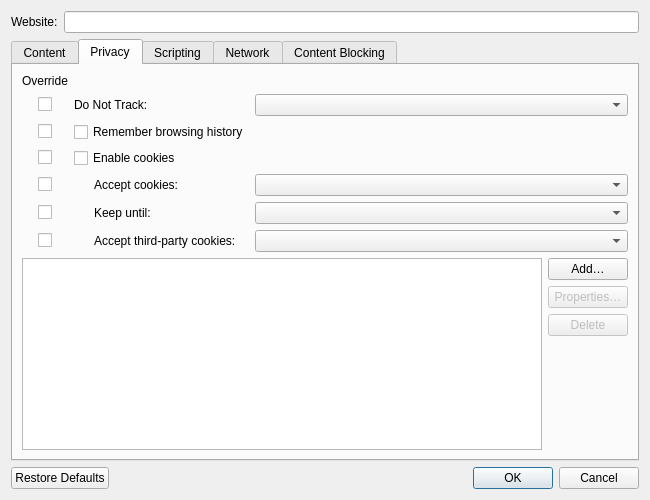
OtterBrowser/otter-browser, file src/ui/WebsitePreferencesDialog.ui: the form before one commit.
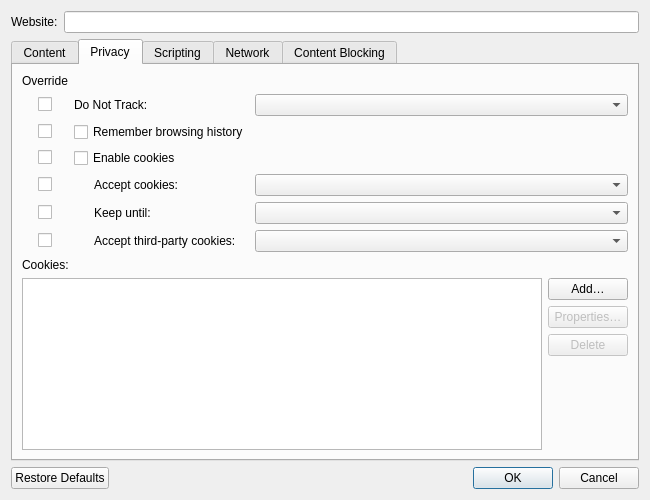
The form after the commit. The open tabs and pages were chosen to show the change. Custom widgets are drawn as their Qt base class.

Commit message: Add label for cookies list

Diff of the .ui file:
```diff
--- a/src/ui/WebsitePreferencesDialog.ui
+++ b/src/ui/WebsitePreferencesDialog.ui
@@ -315,6 +315,16 @@
         </widget>
        </item>
        <item row="9" column="0" colspan="3">
+        <widget class="QLabel" name="cookiesLabel">
+         <property name="text">
+          <string>Cookies:</string>
+         </property>
+         <property name="buddy">
+          <cstring>cookiesViewWidget</cstring>
+         </property>
+        </widget>
+       </item>
+       <item row="10" column="0" colspan="3">
         <layout class="QHBoxLayout" name="cookiesViewLayout">
          <item>
           <widget class="Otter::ItemViewWidget" name="cookiesViewWidget">
@@ -405,7 +415,7 @@
          </item>
         </layout>
        </item>
-       <item row="10" column="2">
+       <item row="11" column="2">
         <spacer name="privacyHorizontalSpacer">
          <property name="orientation">
           <enum>Qt::Horizontal</enum>
```
Left out of the diff: 8 changed lines with no effect on the pictures.
